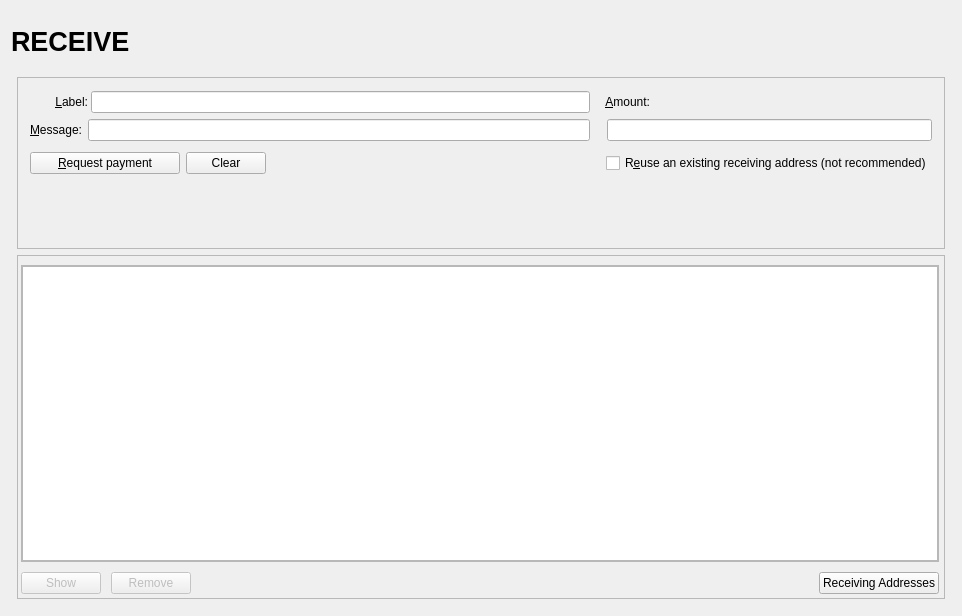
The window that src/qt/forms/receivecoinsdialog.ui (myceworld/myce) describes before a commit, drawn with Qt 5.
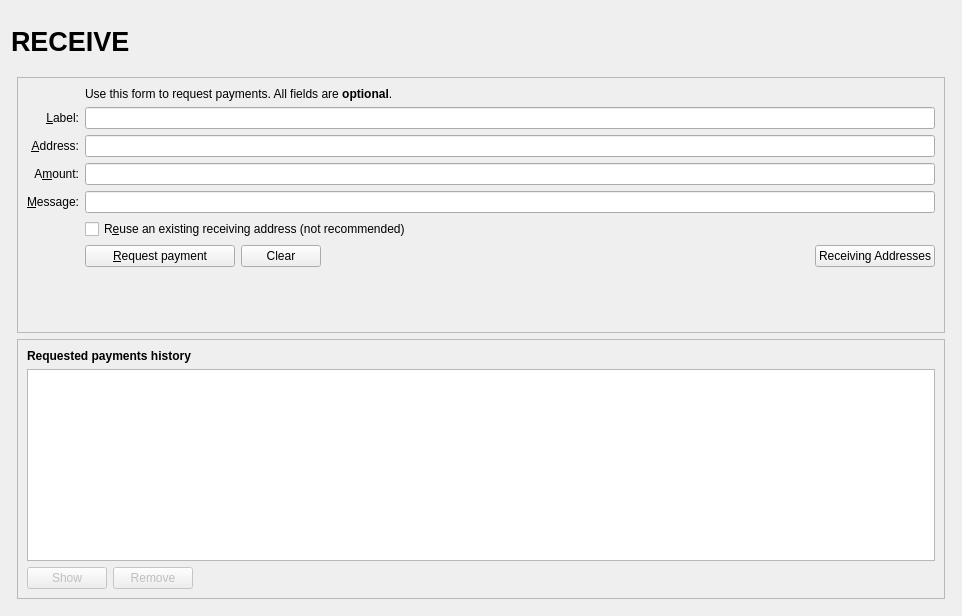
The same window after the commit. Icons and pictures are not drawn. Custom widgets are drawn as their Qt base class.

```diff
--- a/src/qt/forms/receivecoinsdialog.ui
+++ b/src/qt/forms/receivecoinsdialog.ui
@@ -106,17 +106,8 @@
      </item>
      <item>
       <widget class="QFrame" name="frame_BG">
-       <layout class="QVBoxLayout" name="verticalLayout_5" stretch="5,10">
-        <property name="leftMargin">
-         <number>6</number>
-        </property>
-        <property name="topMargin">
-         <number>6</number>
-        </property>
-        <property name="rightMargin">
-         <number>6</number>
-        </property>
-        <property name="bottomMargin">
+       <layout class="QVBoxLayout" name="verticalLayout_5">
+        <property name="margin">
          <number>6</number>
         </property>
         <item>
@@ -134,26 +125,16 @@
            <enum>QFrame::Sunken</enum>
           </property>
           <layout class="QVBoxLayout" name="verticalLayout_3">
-           <property name="leftMargin">
-            <number>12</number>
-           </property>
-           <property name="topMargin">
-            <number>13</number>
-           </property>
-           <property name="rightMargin">
-            <number>12</number>
-           </property>
            <item>
-            <layout class="QGridLayout" name="gridLayout" columnstretch="10,0,0,6">
-             <item row="3" column="0">
-              <layout class="QHBoxLayout" name="horizontalLayout_5">
-               <property name="spacing">
-                <number>3</number>
+            <layout class="QGridLayout" name="gridLayout">
+             <item row="2" column="2">
+              <widget class="QLabel" name="label_5">
+               <property name="text">
+                <string>Use this form to request payments. All fields are &lt;b&gt;optional&lt;/b&gt;.</string>
                </property>
-               <property name="leftMargin">
-                <number>25</number>
-               </property>
-               <item>
+              </widget>
+             </item>
+             <item row="4" column="0">
                 <widget class="QLabel" name="label_2">
                  <property name="toolTip">
                   <string>An optional label to associate with the new receiving address.</string>
@@ -169,21 +150,75 @@
                  </property>
                 </widget>
                </item>
-               <item>
+             <item row="4" column="2">
                 <widget class="QLineEdit" name="reqLabel">
                  <property name="toolTip">
                   <string>An optional label to associate with the new receiving address.</string>
                  </property>
                 </widget>
                </item>
-              </layout>
-             </item>
              <item row="5" column="0">
-              <layout class="QHBoxLayout" name="horizontalLayout_6">
-               <property name="spacing">
-                <number>6</number>
+              <widget class="QLabel" name="label">
+               <property name="toolTip">
+                <string>Your receiving address. You can copy and use it to receive coins on this wallet. A new one will be generated once it is used.</string>
                </property>
-               <item>
+               <property name="text">
+                <string>&amp;Address:</string>
+               </property>
+               <property name="alignment">
+                <set>Qt::AlignRight|Qt::AlignTrailing|Qt::AlignVCenter</set>
+               </property>
+               <property name="buddy">
+                <cstring>reqAddress</cstring>
+               </property>
+              </widget>
+             </item>
+             <item row="5" column="2">
+              <widget class="QLineEdit" name="reqAddress">
+               <property name="readOnly">
+                <bool>true</bool>
+               </property>
+               <property name="minimumSize">
+                <size>
+                 <width>80</width>
+                 <height>0</height>
+                </size>
+               </property>
+               <property name="toolTip">
+                <string>Your receiving address. You can copy and use it to receive coins on this wallet. A new one will be generated once it is used.</string>
+               </property>
+              </widget>
+             </item>
+             <item row="6" column="0">
+              <widget class="QLabel" name="label_8">
+               <property name="toolTip">
+                <string>An optional amount to request. Leave this empty or zero to not request a specific amount.</string>
+               </property>
+               <property name="text">
+                <string>A&amp;mount:</string>
+               </property>
+               <property name="alignment">
+                <set>Qt::AlignRight|Qt::AlignTrailing|Qt::AlignVCenter</set>
+               </property>
+               <property name="buddy">
+                <cstring>reqAmount</cstring>
+               </property>
+              </widget>
+             </item>
+             <item row="6" column="2">
+              <widget class="BitcoinAmountField" name="reqAmount">
+               <property name="minimumSize">
+                <size>
+                 <width>80</width>
+                 <height>0</height>
+                </size>
+               </property>
+               <property name="toolTip">
+                <string>An optional amount to request. Leave this empty or zero to not request a specific amount.</string>
+               </property>
+              </widget>
+             </item>
+             <item row="7" column="0">
                 <widget class="QLabel" name="label_3">
                  <property name="toolTip">
                   <string>An optional message to attach to the payment request, which will be displayed when the request is opened. Note: The message will not be sent with the payment over the MYCE network.</string>
@@ -199,81 +234,39 @@
                  </property>
                 </widget>
                </item>
-               <item>
+             <item row="7" column="2">
                 <widget class="QLineEdit" name="reqMessage">
                  <property name="toolTip">
                   <string>An optional message to attach to the payment request, which will be displayed when the request is opened.&lt;br&gt;Note: The message will not be sent with the payment over the MYCE network.</string>
                  </property>
                 </widget>
                </item>
-              </layout>
-             </item>
-             <item row="5" column="3">
-              <layout class="QHBoxLayout" name="horizontalLayout_8">
-               <property name="leftMargin">
-                <number>11</number>
+             <item row="8" column="0">
+              <widget class="QLabel" name="label_4">
+               <property name="text">
+                <string/>
                </property>
-               <item>
-                <widget class="BitcoinAmountField" name="reqAmount">
-                 <property name="minimumSize">
-                  <size>
-                   <width>80</width>
-                   <height>0</height>
-                  </size>
-                 </property>
-                 <property name="toolTip">
-                  <string>An optional amount to request. Leave this empty or zero to not request a specific amount.</string>
-                 </property>
-                </widget>
-               </item>
-              </layout>
-             </item>
-             <item row="3" column="3">
-              <layout class="QHBoxLayout" name="horizontalLayout_7">
-               <property name="spacing">
-                <number>3</number>
-               </property>
-               <property name="leftMargin">
-                <number>9</number>
-               </property>
-               <item>
-                <widget class="QLabel" name="label">
+              </widget>
+             </item>
+             <item row="8" column="2">
+              <widget class="QCheckBox" name="reuseAddress">
                  <property name="toolTip">
                   <string>An optional amount to request. Leave this empty or zero to not request a specific amount.</string>
                  </property>
                  <property name="text">
-                  <string>&amp;Amount:</string>
-                 </property>
-                 <property name="alignment">
-                  <set>Qt::AlignRight|Qt::AlignTrailing|Qt::AlignVCenter</set>
-                 </property>
-                 <property name="buddy">
-                  <cstring>reqAmount</cstring>
-                 </property>
-                </widget>
-               </item>
-               <item>
-                <spacer name="horizontalSpacer_4">
-                 <property name="orientation">
-                  <enum>Qt::Horizontal</enum>
-                 </property>
-                 <property name="sizeHint" stdset="0">
-                  <size>
-                   <width>40</width>
-                   <height>20</height>
-                  </size>
-                 </property>
-                </spacer>
-               </item>
-              </layout>
-             </item>
-            </layout>
-           </item>
-           <item>
+                <string>R&amp;euse an existing receiving address (not recommended)</string>
+               </property>
+              </widget>
+             </item>
+             <item row="9" column="0">
+              <widget class="QLabel" name="label_7">
+               <property name="text">
+                <string/>
+               </property>
+              </widget>
+             </item>
+             <item row="9" column="2">
             <layout class="QHBoxLayout" name="horizontalLayout">
-             <property name="topMargin">
-              <number>5</number>
-             </property>
              <item>
               <widget class="QPushButton" name="receiveButton">
                <property name="minimumSize">
@@ -320,24 +313,22 @@
               </spacer>
              </item>
              <item>
-              <widget class="QCheckBox" name="reuseAddress">
-               <property name="acceptDrops">
-                <bool>false</bool>
-               </property>
-               <property name="toolTip">
-                <string>Reuse one of the previously used receiving addresses.&lt;br&gt;Reusing addresses has security and privacy issues.&lt;br&gt;Do not use this unless re-generating a payment request made before.</string>
-               </property>
+                <widget class="QPushButton" name="receivingAddressesButton">
                <property name="text">
-                <string>R&amp;euse an existing receiving address (not recommended)</string>
-               </property>
-               <property name="tristate">
+                  <string>Receiving Addresses</string>
+                 </property>
+                 <property name="icon">
+                  <iconset resource="../myce.qrc">
+                   <normaloff>:/icons/address-book</normaloff>:/icons/address-book</iconset>
+                 </property>
+                 <property name="autoDefault">
                 <bool>false</bool>
                </property>
               </widget>
              </item>
             </layout>
            </item>
-           <item>
+             <item row="10" column="2">
             <spacer name="verticalSpacer">
              <property name="orientation">
               <enum>Qt::Vertical</enum>
@@ -345,10 +336,12 @@
              <property name="sizeHint" stdset="0">
               <size>
                <width>20</width>
-               <height>20</height>
+                 <height>40</height>
               </size>
              </property>
             </spacer>
+             </item>
+            </layout>
            </item>
           </layout>
          </widget>
@@ -368,42 +361,19 @@
            <enum>QFrame::Raised</enum>
           </property>
           <layout class="QVBoxLayout" name="verticalLayout_2">
-           <property name="spacing">
-            <number>10</number>
-           </property>
-           <property name="leftMargin">
-            <number>3</number>
-           </property>
-           <property name="rightMargin">
-            <number>5</number>
-           </property>
-           <property name="bottomMargin">
-            <number>4</number>
-           </property>
            <item>
-            <widget class="QFrame" name="frame_recentRequestsView">
-             <property name="frameShape">
-              <enum>QFrame::StyledPanel</enum>
+            <widget class="QLabel" name="label_6">
+             <property name="font">
+              <font>
+               <weight>75</weight>
+               <bold>true</bold>
+              </font>
              </property>
-             <property name="frameShadow">
-              <enum>QFrame::Raised</enum>
+             <property name="text">
+              <string>Requested payments history</string>
              </property>
-             <layout class="QHBoxLayout" name="horizontalLayout_3">
-              <property name="spacing">
-               <number>0</number>
-              </property>
-              <property name="leftMargin">
-               <number>0</number>
-              </property>
-              <property name="topMargin">
-               <number>0</number>
-              </property>
-              <property name="rightMargin">
-               <number>0</number>
-              </property>
-              <property name="bottomMargin">
-               <number>0</number>
-              </property>
+            </widget>
+           </item>
               <item>
                <widget class="QTableView" name="recentRequestsView">
                 <property name="palette">
@@ -446,9 +416,6 @@
                 <property name="contextMenuPolicy">
                  <enum>Qt::CustomContextMenu</enum>
                 </property>
-                <property name="frameShadow">
-                 <enum>QFrame::Plain</enum>
-                </property>
                 <property name="tabKeyNavigation">
                  <bool>false</bool>
                 </property>
@@ -457,9 +424,6 @@
                 </property>
                </widget>
               </item>
-             </layout>
-            </widget>
-           </item>
            <item>
             <layout class="QHBoxLayout" name="horizontalLayout_2">
              <item>
@@ -507,16 +471,6 @@
                </property>
               </spacer>
              </item>
-             <item>
-              <widget class="QPushButton" name="receivingAddressesButton">
-               <property name="text">
-                <string>Receiving Addresses</string>
-               </property>
-               <property name="autoDefault">
-                <bool>false</bool>
-               </property>
-              </widget>
-             </item>
             </layout>
            </item>
           </layout>
```
Left out of the diff: 45 changed lines with no effect on the pictures. Lines whose indentation alone changed are shown as unchanged.
